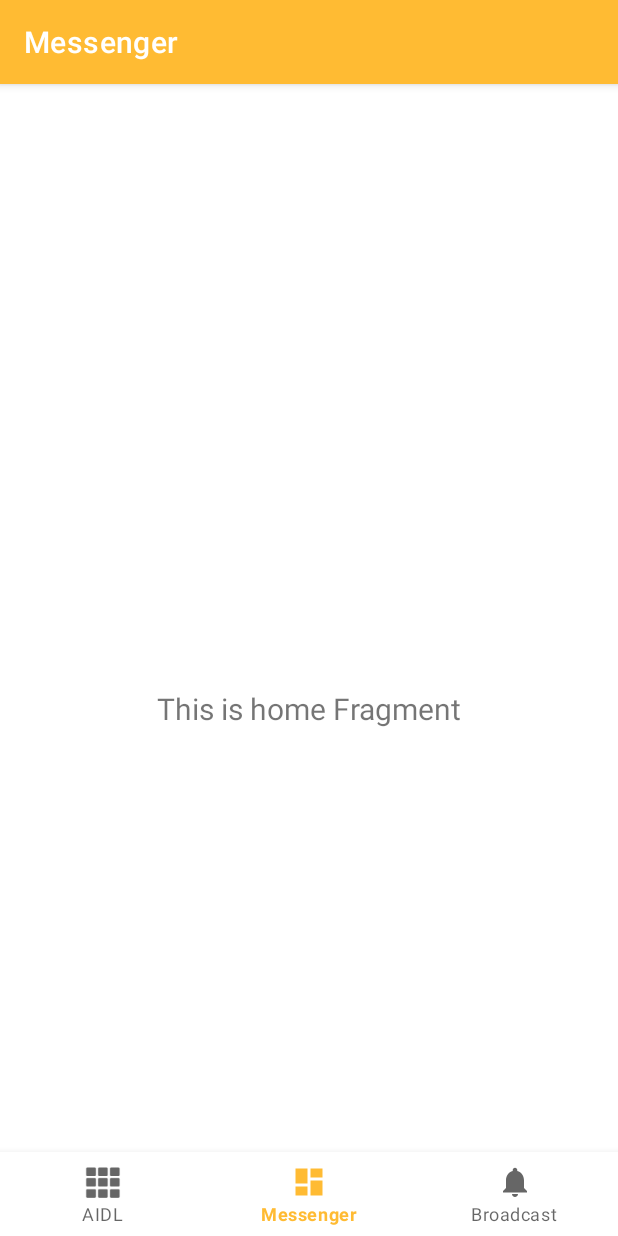
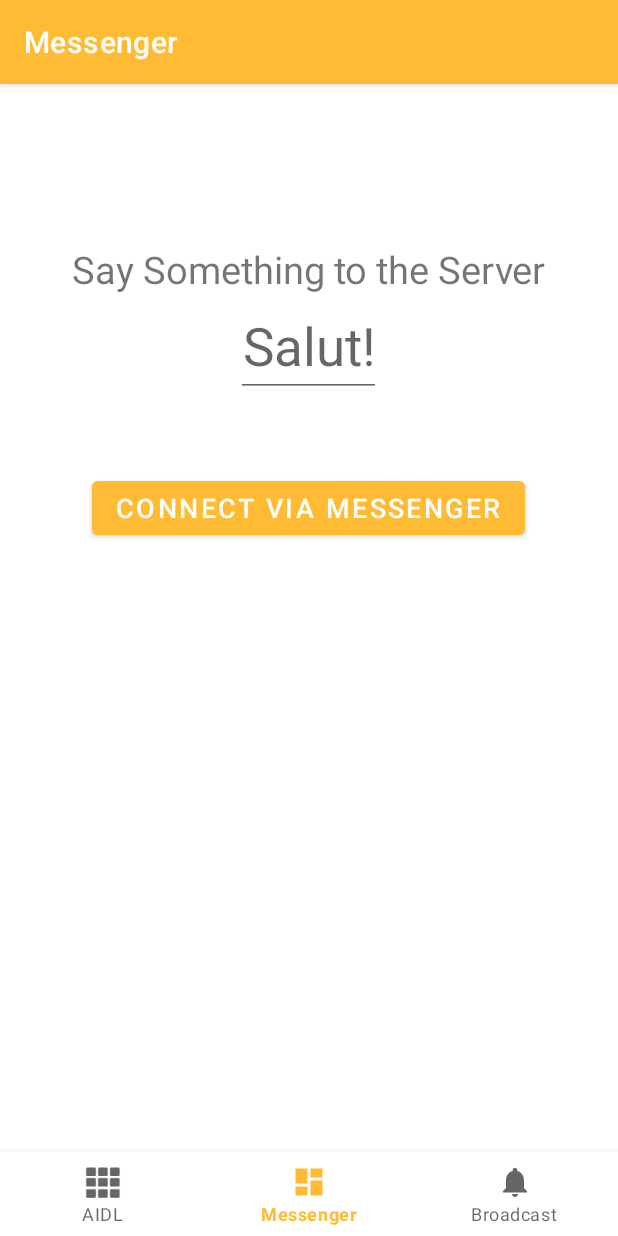
Before and after one commit to ApoloRossi/serviceIPCClient, an Android app: the MessengerFragment screen opened through its navigation route, on a phone screen of 412 x 824 dp. Run offline under Robolectric (Android 15) with nearby library versions, the phone set to English and light mode, and no system bars; our stand-ins replace navigation-ui.

Commit message:
feat: Adicionado implementacao do Messenger.

```diff
--- a/app/src/main/java/com/example/ipcserver/ui/messenger/MessengerFragment.kt
+++ b/app/src/main/java/com/example/ipcserver/ui/messenger/MessengerFragment.kt
@@ -1,44 +1,133 @@
 package com.example.ipcserver.ui.messenger
 
-import android.os.Bundle
+import android.content.ComponentName
+import android.content.Context
+import android.content.Intent
+import android.content.ServiceConnection
+import android.os.*
 import android.view.LayoutInflater
 import android.view.View
 import android.view.ViewGroup
-import android.widget.TextView
 import androidx.fragment.app.Fragment
 import androidx.lifecycle.Observer
 import androidx.lifecycle.ViewModelProvider
+import com.example.ipcserver.IPCExample
+import com.example.ipcserver.R
 import com.example.ipcserver.databinding.FragmentMessengerBinding
 
-class MessengerFragment : Fragment() {
+class MessengerFragment : Fragment(), ServiceConnection,  View.OnClickListener {
 
-    private lateinit var messengerViewModel: MessengerViewModel
+    companion object {
+        // Bundle keys
+        const val PID = "pid"
+        const val CONNECTION_COUNT = "connection_count"
+        const val PACKAGE_NAME = "package_name"
+        const val DATA = "data"
+        const val MESSAGE = "message"
+    }
+
     private var _binding: FragmentMessengerBinding? = null
+    private val viewBinding get() = _binding!!
 
-    // This property is only valid between onCreateView and
-    // onDestroyView.
-    private val binding get() = _binding!!
+    // Is bound to the service of remote process
+    private var isBound: Boolean = false
+
+    // Messenger on the server
+    private var serverMessenger: Messenger? = null
+
+    // Messenger on the client
+    private var clientMessenger: Messenger? = null
+
+    // Handle messages from the remote service
+    var handler: Handler = object : Handler(Looper.getMainLooper()) {
+        override fun handleMessage(msg: Message) {
+            // Update UI with remote process info
+            val bundle = msg.data
+            viewBinding.linearLayoutClientInfo.visibility = View.VISIBLE
+            viewBinding.btnConnect.text = getString(R.string.disconnect)
+            viewBinding.txtServerPid.text = bundle.getInt(PID).toString()
+            viewBinding.txtMessagePid.text = bundle.getString(MESSAGE).toString()
+            viewBinding.txtServerConnectionCount.text = bundle.getInt(CONNECTION_COUNT).toString()
+        }
+    }
 
     override fun onCreateView(
         inflater: LayoutInflater,
         container: ViewGroup?,
         savedInstanceState: Bundle?
     ): View? {
-        messengerViewModel =
-            ViewModelProvider(this).get(MessengerViewModel::class.java)
-
         _binding = FragmentMessengerBinding.inflate(inflater, container, false)
-        val root: View = binding.root
-
-        val textView: TextView = binding.textHome
-        messengerViewModel.text.observe(viewLifecycleOwner, Observer {
-            textView.text = it
-        })
-        return root
+        return viewBinding.root
     }
 
-    override fun onDestroyView() {
-        super.onDestroyView()
-        _binding = null
+    override fun onActivityCreated(savedInstanceState: Bundle?) {
+        super.onActivityCreated(savedInstanceState)
+        viewBinding.btnConnect.setOnClickListener(this)
+    }
+
+    override fun onClick(v: View?) {
+        if(isBound){
+            doUnbindService()
+        } else {
+            doBindService()
+        }
+    }
+
+    override fun onServiceConnected(name: ComponentName?, service: IBinder?) {
+        serverMessenger = Messenger(service)
+        // Ready to send messages to remote service
+        sendMessageToServer()
+    }
+
+    override fun onServiceDisconnected(className: ComponentName) {
+        clearUI()
+        serverMessenger = null
+    }
+
+    private fun clearUI(){
+        viewBinding.txtServerPid.text = ""
+        viewBinding.txtServerConnectionCount.text = ""
+        viewBinding.btnConnect.text = getString(R.string.connect)
+        viewBinding.linearLayoutClientInfo.visibility = View.INVISIBLE
+    }
+
+    override fun onDestroy() {
+        doUnbindService()
+        super.onDestroy()
+    }
+
+    private fun doBindService() {
+        clientMessenger = Messenger(handler)
+        Intent("messengerexample").also { intent ->
+            intent.`package` = IPCExample::class.java.`package`.name
+            activity?.applicationContext?.bindService(intent, this, Context.BIND_AUTO_CREATE)
+        }
+        isBound = true
+    }
+
+    private fun doUnbindService() {
+        if (isBound) {
+            activity?.applicationContext?.unbindService(this)
+            isBound = false
+            viewBinding.btnConnect.text = getString(R.string.connect)
+        }
+    }
+
+    private fun sendMessageToServer() {
+        if (!isBound) return
+        val message = Message.obtain(handler)
+        val bundle = Bundle()
+        bundle.putString(DATA, viewBinding.edtClientData.text.toString())
+        bundle.putString(PACKAGE_NAME, context?.packageName)
+        bundle.putInt(PID, Process.myPid())
+        message.data = bundle
+        message.replyTo = clientMessenger // we offer our Messenger object for communication to be two-way
+        try {
+            serverMessenger?.send(message)
+        } catch (e: RemoteException) {
+            e.printStackTrace()
+        } finally {
+            message.recycle()
+        }
     }
 }
--- a/app/src/main/java/com/example/ipcserver/ui/messenger/MessengerViewModel.kt
+++ /dev/null
@@ -1,13 +0,0 @@
-package com.example.ipcserver.ui.messenger
-
-import androidx.lifecycle.LiveData
-import androidx.lifecycle.MutableLiveData
-import androidx.lifecycle.ViewModel
-
-class MessengerViewModel : ViewModel() {
-
-    private val _text = MutableLiveData<String>().apply {
-        value = "This is home Fragment"
-    }
-    val text: LiveData<String> = _text
-}
--- a/app/src/main/res/layout/fragment_messenger.xml
+++ b/app/src/main/res/layout/fragment_messenger.xml
@@ -1,22 +1,75 @@
 <?xml version="1.0" encoding="utf-8"?>
-<androidx.constraintlayout.widget.ConstraintLayout xmlns:android="http://schemas.android.com/apk/res/android"
-    xmlns:app="http://schemas.android.com/apk/res-auto"
+<LinearLayout xmlns:android="http://schemas.android.com/apk/res/android"
     xmlns:tools="http://schemas.android.com/tools"
     android:layout_width="match_parent"
     android:layout_height="match_parent"
-    tools:context=".ui.messenger.MessengerFragment">
+    android:gravity="center_horizontal"
+    android:orientation="vertical"
+    tools:context=".MainActivity">
 
     <TextView
-        android:id="@+id/text_home"
+        android:layout_width="wrap_content"
+        android:layout_height="wrap_content"
+        android:layout_marginTop="50dp"
+        android:text="@string/say_something_to_server"
+        android:textSize="25sp" />
+
+    <EditText
+        android:id="@+id/edt_client_data"
+        android:layout_width="wrap_content"
+        android:layout_height="wrap_content"
+        android:hint="@string/salut"
+        android:inputType="text"
+        android:textAlignment="center"
+        android:textSize="35sp" />
+
+    <Button
+        android:id="@+id/btn_connect"
+        android:layout_width="wrap_content"
+        android:layout_height="wrap_content"
+        android:layout_marginTop="50dp"
+        android:text="Connect via Messenger"
+        android:textSize="18sp" />
+
+    <LinearLayout
+        android:id="@+id/linear_layout_client_info"
         android:layout_width="match_parent"
         android:layout_height="wrap_content"
-        android:layout_marginStart="8dp"
-        android:layout_marginTop="8dp"
-        android:layout_marginEnd="8dp"
-        android:textAlignment="center"
-        android:textSize="20sp"
-        app:layout_constraintBottom_toBottomOf="parent"
-        app:layout_constraintEnd_toEndOf="parent"
-        app:layout_constraintStart_toStartOf="parent"
-        app:layout_constraintTop_toTopOf="parent" />
-</androidx.constraintlayout.widget.ConstraintLayout>
+        android:gravity="center"
+        android:orientation="vertical"
+        android:visibility="invisible">
+
+        <TextView
+            android:id="@+id/txt_message_pid"
+            android:layout_width="wrap_content"
+            android:layout_height="wrap_content"
+            android:textSize="50sp" />
+
+        <TextView
+            android:layout_width="wrap_content"
+            android:layout_height="wrap_content"
+            android:layout_marginTop="50dp"
+            android:text="@string/process_id_of_server"
+            android:textSize="25sp" />
+
+        <TextView
+            android:id="@+id/txt_server_pid"
+            android:layout_width="wrap_content"
+            android:layout_height="wrap_content"
+            android:textSize="50sp" />
+
+        <TextView
+            android:layout_width="wrap_content"
+            android:layout_height="wrap_content"
+            android:layout_marginTop="30dp"
+            android:text="@string/connection_count_of_server"
+            android:textSize="25sp" />
+
+        <TextView
+            android:id="@+id/txt_server_connection_count"
+            android:layout_width="wrap_content"
+            android:layout_height="wrap_content"
+            android:textSize="50sp" />
+
+    </LinearLayout>
+</LinearLayout>
```
